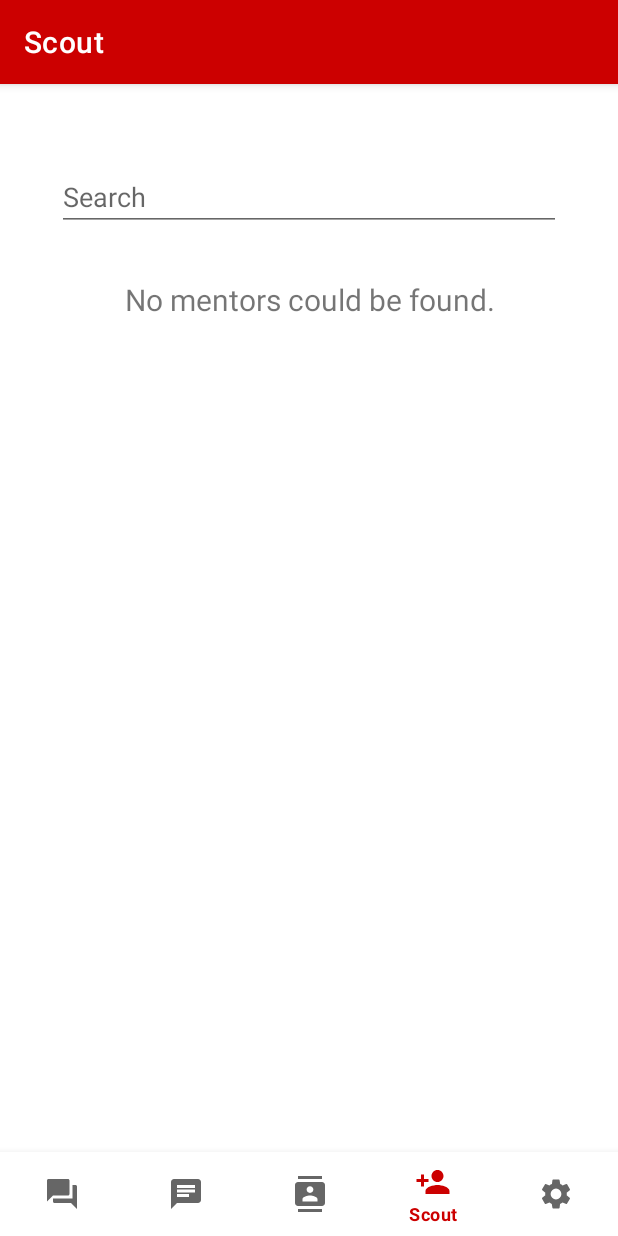
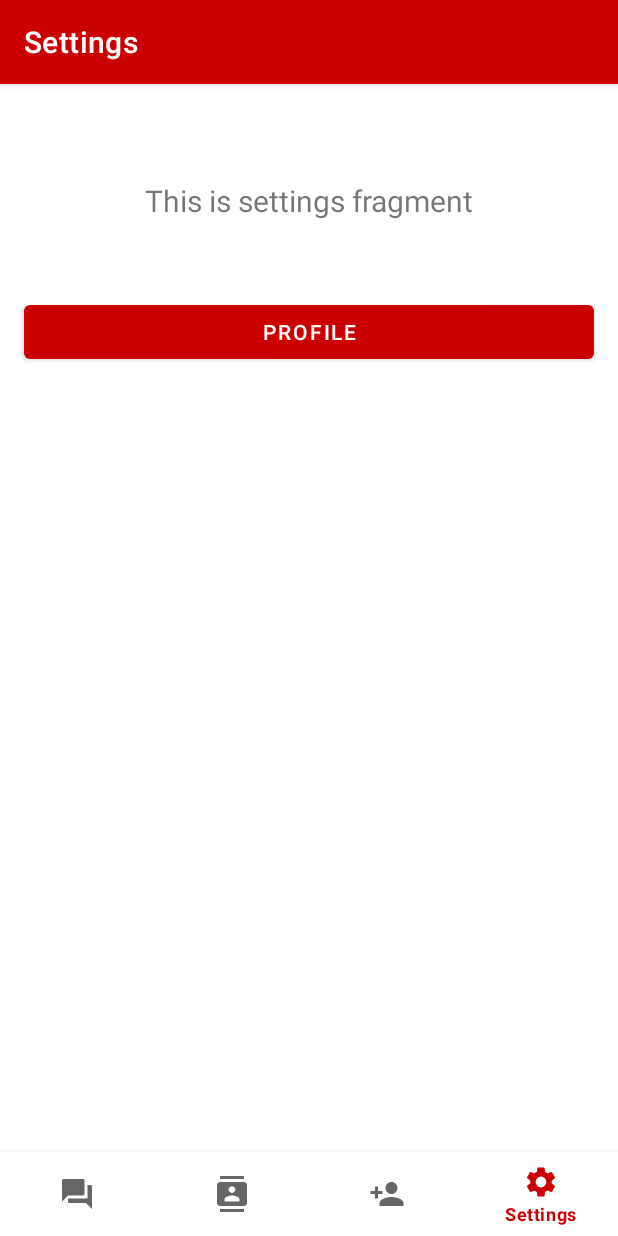
Before and after one commit to nickhaeff/JetMentor, an Android app: the landingStrip screen opened directly, with no data from a screen before it, item 4 of the bottom bar chosen, on a phone screen of 412 x 824 dp. Run offline under Robolectric (Android 15) with nearby library versions, the phone set to English and light mode, and no system bars; our stand-ins replace Firebase (no records; nobody signed in at launch, a user with empty details on screens opened directly), navigation-ui.

Commit message:
removed chat tab and fixed associated bugs

```diff
--- a/app/src/main/java/com/example/jetmentor/landingStrip.java
+++ b/app/src/main/java/com/example/jetmentor/landingStrip.java
@@ -1,14 +1,14 @@
 package com.example.jetmentor;
 
 import android.os.Bundle;
-
-import com.google.android.material.bottomnavigation.BottomNavigationView;
 
 import androidx.appcompat.app.AppCompatActivity;
 import androidx.navigation.NavController;
 import androidx.navigation.Navigation;
 import androidx.navigation.ui.AppBarConfiguration;
 import androidx.navigation.ui.NavigationUI;
+
+import com.google.android.material.bottomnavigation.BottomNavigationView;
 
 public class landingStrip extends AppCompatActivity {
 
@@ -20,8 +20,7 @@ public class landingStrip extends AppCompatActivity {
         // Passing each menu ID as a set of Ids because each
         // menu should be considered as top level destinations.
         AppBarConfiguration appBarConfiguration = new AppBarConfiguration.Builder(
-                R.id.navigation_home, R.id.navigation_dashboard,
-                R.id.navigation_notifications, R.id.navigation_settings, R.id.navigation_scout)
+                R.id.navigation_home, R.id.navigation_notifications, R.id.navigation_settings, R.id.navigation_scout)
                 .build();
         NavController navController = Navigation.findNavController(this, R.id.nav_host_fragment);
         NavigationUI.setupActionBarWithNavController(this, navController, appBarConfiguration);
--- a/app/src/main/res/menu/bottom_nav_menu.xml
+++ b/app/src/main/res/menu/bottom_nav_menu.xml
@@ -5,11 +5,6 @@
         android:id="@+id/navigation_home"
         android:icon="@drawable/ic_forum_black_24dp"
         android:title="@string/title_forum" />
-
-    <item
-        android:id="@+id/navigation_dashboard"
-        android:icon="@drawable/ic_chat_black_24dp"
-        android:title="@string/title_chat" />
 
     <item
         android:id="@+id/navigation_notifications"
--- a/app/src/main/res/navigation/mobile_navigation.xml
+++ b/app/src/main/res/navigation/mobile_navigation.xml
@@ -10,12 +10,6 @@
         android:name="com.example.jetmentor.ui.home.HomeFragment"
         android:label="@string/title_home"
         tools:layout="@layout/fragment_home" />
-
-    <fragment
-        android:id="@+id/navigation_dashboard"
-        android:name="com.example.jetmentor.ui.dashboard.DashboardFragment"
-        android:label="@string/title_dashboard"
-        tools:layout="@layout/fragment_dashboard" />
 
     <fragment
         android:id="@+id/navigation_notifications"
--- a/build.gradle
+++ b/build.gradle
@@ -7,7 +7,7 @@ buildscript {
 
     }
     dependencies {
-        classpath 'com.android.tools.build:gradle:3.6.1'
+        classpath 'com.android.tools.build:gradle:3.6.2'
         classpath 'com.google.gms:google-services:4.3.3'
 
         // NOTE: Do not place your application dependencies here; they belong
```
Also changed, not shown: app/src/main/java/com/example/jetmentor/ui/dashboard/DashboardFragment.java (deleted, +0 -35 lines), app/src/main/java/com/example/jetmentor/ui/dashboard/DashboardViewModel.java (deleted, +0 -19 lines), app/src/main/res/layout/fragment_dashboard.xml (deleted, +0 -19 lines), 1 other file.
